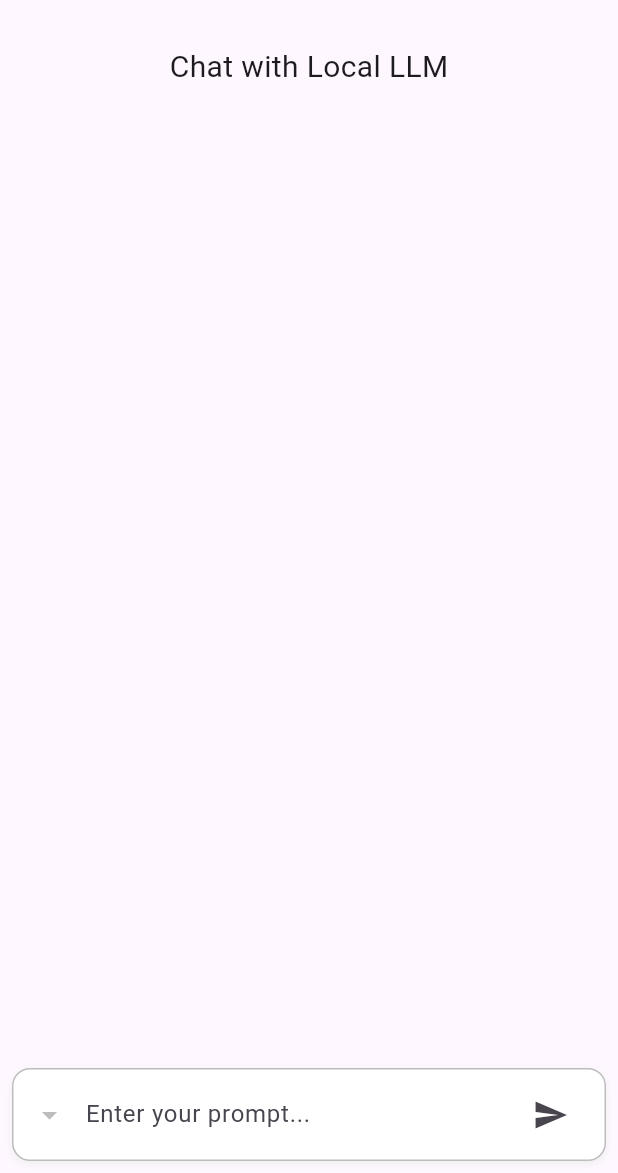
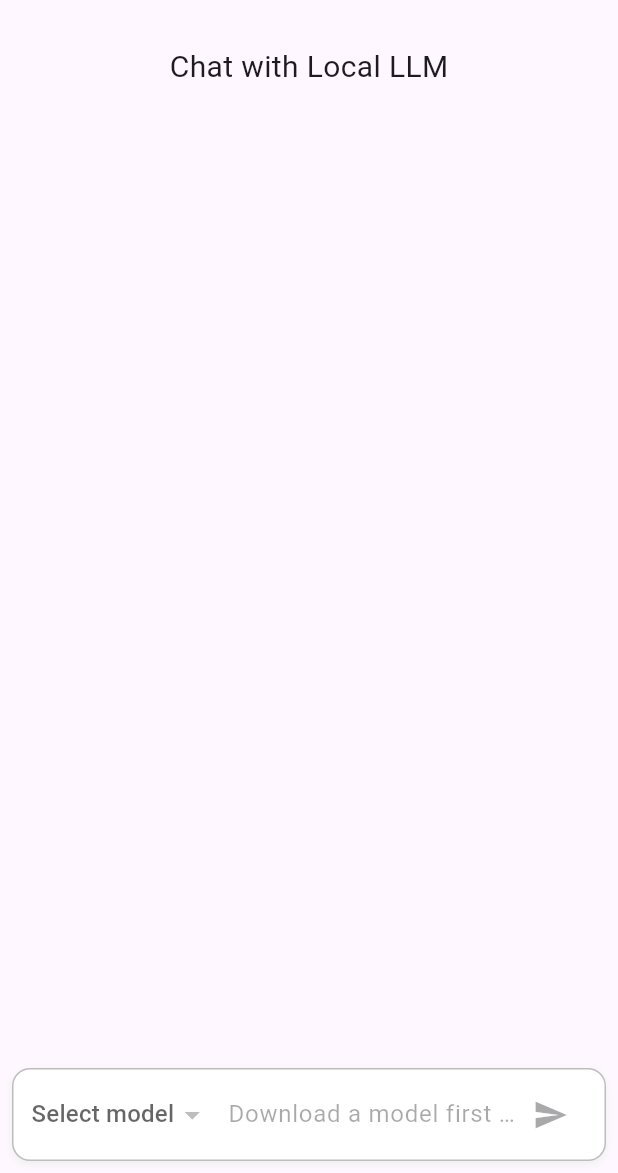
Before and after one commit to vemuladevendran/myllm, a Flutter app: the screen it shows after launch, on a phone screen of 412 x 824 dp, the part 63-1236 px from its top. Run offline on Flutter 3.47's test engine with Material 3 defaults, Android fonts, the phone set to English and light mode, and no system bars; missing offline and left inert: dart:ffi.

Commit message:
working version 1

```diff
--- a/lib/screens/chat_screen.dart
+++ b/lib/screens/chat_screen.dart
@@ -1,4 +1,3 @@
-// lib/screens/chat_screen.dart
 import 'package:flutter/material.dart';
 import 'package:provider/provider.dart';
 import '../widgets/message_bubble.dart';
@@ -17,46 +16,62 @@ class ChatScreen extends StatefulWidget {
 
 class _ChatScreenState extends State<ChatScreen> {
   final List<ChatMessage> _messages = [];
-  String? _loadedModel;
+  String? _loadedModel; // this stores the model *name* (without .gguf)
+  bool _isLoadingModel = false;
 
   Future<void> _handleSend(String prompt, ModelMetadata selectedModel) async {
+    // Insert the user message immediately
     setState(() {
       _messages.insert(
         0,
         ChatMessage(
-          id: DateTime.now().toString(),
+          id: DateTime.now().toIso8601String(),
           text: "🧑 $prompt",
           type: MessageType.user,
         ),
       );
     });
 
-    final modelFilename = "${selectedModel.name.replaceAll(' ', '_')}.gguf";
+    final modelName = selectedModel.name; // <- pass plain name, no ".gguf"
+    debugPrint("[CHAT] selectedModel = ${selectedModel.name} (downloaded=${selectedModel.isDownloaded})");
+    debugPrint("[CHAT] _loadedModel = $_loadedModel");
 
-    if (_loadedModel != modelFilename) {
-      final success = await loadModel(modelFilename);
-      if (!success) {
+    // Load model if it's not the current one
+    if (_loadedModel != modelName) {
+      setState(() => _isLoadingModel = true);
+      debugPrint("[CHAT] Loading model: $modelName");
+
+      final ok = await loadModel(modelName);
+      setState(() => _isLoadingModel = false);
+
+      if (!ok) {
+        debugPrint("[CHAT] ❌ Failed to load model: $modelName");
         setState(() {
           _messages.insert(
             0,
             ChatMessage(
-              id: DateTime.now().toString(),
-              text: "❌ Failed to load model: $modelFilename",
+              id: DateTime.now().toIso8601String(),
+              text: "❌ Failed to load model: $modelName",
               type: MessageType.bot,
             ),
           );
         });
         return;
       }
-      _loadedModel = modelFilename;
+
+      debugPrint("[CHAT] ✅ Model loaded: $modelName");
+      _loadedModel = modelName;
     }
 
-    final reply = await runModel(prompt);
+    // Run inference
+    debugPrint("[CHAT] Running model: $_loadedModel with prompt='${prompt.replaceAll('\n', ' ')}'");
+    final reply = await runModel(prompt, maxTokens: 64);
+
     setState(() {
       _messages.insert(
         0,
         ChatMessage(
-          id: DateTime.now().toString(),
+          id: DateTime.now().toIso8601String(),
           text: "🤖 $reply",
           type: MessageType.bot,
         ),
@@ -79,6 +94,17 @@ class _ChatScreenState extends State<ChatScreen> {
             padding: EdgeInsets.all(16),
             child: Text("Chat with Local LLM", style: TextStyle(fontSize: 20)),
           ),
+          if (_isLoadingModel)
+            Container(
+              padding: const EdgeInsets.symmetric(horizontal: 12, vertical: 8),
+              margin: const EdgeInsets.only(bottom: 6),
+              decoration: BoxDecoration(
+                color: Colors.amber.shade100,
+                border: Border.all(color: Colors.amber.shade300),
+                borderRadius: BorderRadius.circular(8),
+              ),
+              child: const Text("⏳ Loading model..."),
+            ),
           Expanded(
             child: ListView.builder(
               reverse: true,
--- a/lib/state/model_provider.dart
+++ b/lib/state/model_provider.dart
@@ -6,56 +6,37 @@ import '../models/model_metadata.dart';
 class ModelProvider with ChangeNotifier {
   final List<ModelMetadata> _models = [
     ModelMetadata(
-      id: 'tinyllama/TinyLlama-1.1B-Chat-v1.0',
-      name: 'TinyLlama',
-      description: 'A small 1.1B chat model',
-      sizeMB: 450.0,
-      downloadUrl: 'https://huggingface.co/jartine/TinyLlama-1.1B-Chat-v1.0-GGUF/resolve/main/tinyllama-1.1b-chat-v1.0.Q4_K_M.gguf',
-      hfUrl: 'https://huggingface.co/jartine/TinyLlama-1.1B-Chat-v1.0-GGUF',
-    ),
-    ModelMetadata(
-      id: 'TheBloke/Mistral-7B-Instruct-v0.1-GGUF',
-      name: 'Mistral 7B',
-      description: 'Quantized 7B instruct model',
-      sizeMB: 700.0,
-      downloadUrl: 'https://huggingface.co/TheBloke/Mistral-7B-Instruct-v0.1-GGUF/resolve/main/mistral-7b-instruct-v0.1.Q4_K_M.gguf',
-      hfUrl: 'https://huggingface.co/TheBloke/Mistral-7B-Instruct-v0.1-GGUF',
-    ),
-    ModelMetadata(
-      id: 'bartowski/gemma-2-2b-it-GGUF',
-      name: 'Gemma 2B',
-      description: 'Instruction tuned model by Google',
-      sizeMB: 550.0,
-      downloadUrl: 'https://huggingface.co/bartowski/gemma-2-2b-it-GGUF/resolve/main/gemma-2-2b-it-Q6_K.gguf',
-      hfUrl: 'https://huggingface.co/bartowski/gemma-2-2b-it-GGUF',
-    ),
-    ModelMetadata(
-      id: 'TheBloke/phi-2-GGUF',
-      name: 'Phi-2',
-      description: 'Compact model for reasoning tasks',
-      sizeMB: 300.0,
-      downloadUrl: 'https://huggingface.co/TheBloke/phi-2-GGUF/resolve/main/phi-2.Q4_K_M.gguf',
-      hfUrl: 'https://huggingface.co/TheBloke/phi-2-GGUF',
-    ),
-    ModelMetadata(
       id: 'flyingfishinwater/Qwen3-4B-IQ4_NL',
       name: 'Qwen3-4B',
       description: 'Qwen3 is the latest generation of Qwen series. ',
       sizeMB: 650.0,
-      downloadUrl: 'https://huggingface.co/flyingfishinwater/good_and_small_models/resolve/main/Qwen3-4B-IQ4_NL.gguf?download=true',
+      downloadUrl:
+          'https://huggingface.co/flyingfishinwater/good_and_small_models/resolve/main/Qwen3-4B-IQ4_NL.gguf?download=true',
       hfUrl: 'https://huggingface.co/Qwen/Qwen3-4B',
     ),
+     ModelMetadata(
+      id: 'fkrnkjfn',
+      name: 'hello',
+      description: 'checking model. ',
+      sizeMB: 650.0,
+      downloadUrl:
+          'https://huggingface.co/unsloth/gemma-3-1b-it-GGUF/resolve/main/gemma-3-1b-it-UD-IQ1_M.gguf?download=true',
+      hfUrl: 'checking model',
+    ),
+
     ModelMetadata(
-      id: 'ggml-org/SmolVLM-500M-Instruct-GGUF',
-      name: 'SmolVLM',
-      description: 'SmolVLM 500M Instruct Model',
-      sizeMB: 250.0,
-      downloadUrl: 'https://huggingface.co/ggml-org/SmolVLM-500M-Instruct-GGUF/resolve/main/SmolVLM-500M-Instruct-Q8_0.gguf?download=true',
-      hfUrl: 'https://huggingface.co/ggml-org/SmolVLM-500M-Instruct-GGUF',
+      id: 'stduhpf/google-gemma-3-1b-it-qat-q4_0-gguf-small',
+      name: '1B model 2',
+      description: 'stduhpf/google-gemma-3-1b-it-qat-q4_0-gguf-small ',
+      sizeMB: 650.0,
+      downloadUrl:
+          'https://huggingface.co/stduhpf/google-gemma-3-1b-it-qat-q4_0-gguf-small/resolve/main/gemma-3-1b-it-q4_0_s.gguf?download=true',
+      hfUrl: 'https://huggingface.co/stduhpf/google-gemma-3-1b-it-qat-q4_0-gguf-small',
     ),
+
   ];
 
-   List<ModelMetadata> get models => _models;
+  List<ModelMetadata> get models => _models;
 
   void markDownloaded(String id) {
     final model = _models.firstWhere((m) => m.id == id);
@@ -73,9 +54,8 @@ class ModelProvider with ChangeNotifier {
   }
 
   void markUndownloaded(String id) {
-  final model = _models.firstWhere((m) => m.id == id);
-  model.isDownloaded = false;
-  notifyListeners();
+    final model = _models.firstWhere((m) => m.id == id);
+    model.isDownloaded = false;
+    notifyListeners();
+  }
 }
-
-}
--- a/lib/widgets/input_bar.dart
+++ b/lib/widgets/input_bar.dart
@@ -1,4 +1,3 @@
-// lib/widgets/input_bar.dart
 import 'package:flutter/material.dart';
 import '../models/model_metadata.dart';
 
@@ -22,10 +21,17 @@ class _InputBarState extends State<InputBar> {
 
   void _submit() {
     final text = _controller.text.trim();
-    if (text.isNotEmpty && _selectedModel != null) {
-      widget.onSend(text, _selectedModel!);
-      _controller.clear();
+    if (text.isEmpty) return;
+
+    if (_selectedModel == null) {
+      ScaffoldMessenger.of(context).showSnackBar(
+        const SnackBar(content: Text("Please select a downloaded model first.")),
+      );
+      return;
     }
+
+    widget.onSend(text, _selectedModel!);
+    _controller.clear();
   }
 
   @override
@@ -39,15 +45,23 @@ class _InputBarState extends State<InputBar> {
   @override
   void didUpdateWidget(covariant InputBar oldWidget) {
     super.didUpdateWidget(oldWidget);
+    // If the list changed and current selection is no longer valid, reselect
     if (_selectedModel == null && widget.downloadedModels.isNotEmpty) {
+      setState(() => _selectedModel = widget.downloadedModels.first);
+    } else if (_selectedModel != null &&
+        !widget.downloadedModels.contains(_selectedModel)) {
       setState(() {
-        _selectedModel = widget.downloadedModels.first;
+        _selectedModel = widget.downloadedModels.isNotEmpty
+            ? widget.downloadedModels.first
+            : null;
       });
     }
   }
 
   @override
   Widget build(BuildContext context) {
+    final hasModels = widget.downloadedModels.isNotEmpty;
+
     return SafeArea(
       child: Container(
         margin: const EdgeInsets.all(8),
@@ -68,34 +82,38 @@ class _InputBarState extends State<InputBar> {
           children: [
             DropdownButton<ModelMetadata>(
               value: _selectedModel,
+              hint: const Text("Select model"),
               items: widget.downloadedModels.map((model) {
                 return DropdownMenuItem(
                   value: model,
                   child: Text(model.name),
                 );
               }).toList(),
-              onChanged: (value) {
-                setState(() {
-                  _selectedModel = value;
-                });
-              },
+              onChanged: hasModels
+                  ? (value) {
+                      setState(() => _selectedModel = value);
+                    }
+                  : null,
               underline: const SizedBox.shrink(),
             ),
             const SizedBox(width: 12),
             Expanded(
               child: TextField(
                 controller: _controller,
-                decoration: const InputDecoration(
-                  hintText: "Enter your prompt...",
+                decoration: InputDecoration(
+                  hintText: hasModels
+                      ? "Enter your prompt..."
+                      : "Download a model first (Models tab)",
                   border: InputBorder.none,
                   isDense: true,
                 ),
+                enabled: hasModels,
                 onSubmitted: (_) => _submit(),
               ),
             ),
             IconButton(
               icon: const Icon(Icons.send),
-              onPressed: _submit,
+              onPressed: hasModels ? _submit : null,
             ),
           ],
         ),
```
Also changed, not shown: lib/llm/llama_ffi.dart (+47 -55 lines).
